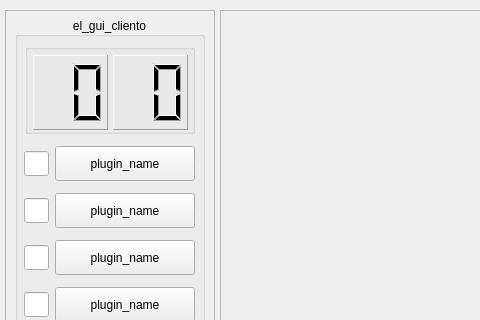
Qt form resources/ui_raw/el_gui_cliento.ui (Einthel/EL_GUI_BANDITO4) before a commit; both pictures show x 0 to 480 and y 0 to 320 of the 1024 by 600 pixel window.
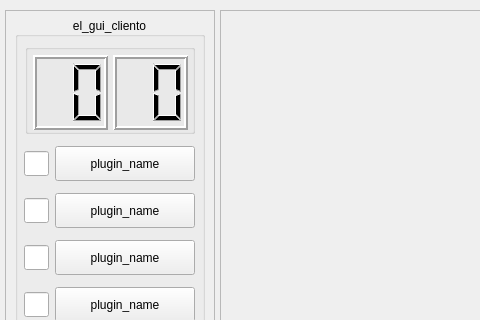
The same form after that commit.

The edit to the form file:
```diff
--- a/resources/ui_raw/el_gui_cliento.ui
+++ b/resources/ui_raw/el_gui_cliento.ui
@@ -212,11 +212,14 @@
                    </size>
                   </property>
                   <property name="frameShape">
-                   <enum>QFrame::Shape::Panel</enum>
+                   <enum>QFrame::Shape::Box</enum>
                   </property>
                   <property name="frameShadow">
                    <enum>QFrame::Shadow::Raised</enum>
                   </property>
+                  <property name="lineWidth">
+                   <number>2</number>
+                  </property>
                   <property name="smallDecimalPoint">
                    <bool>false</bool>
                   </property>
@@ -224,7 +227,7 @@
                    <number>2</number>
                   </property>
                   <property name="mode">
-                   <enum>QLCDNumber::Mode::Dec</enum>
+                   <enum>QLCDNumber::Mode::Hex</enum>
                   </property>
                   <property name="segmentStyle">
                    <enum>QLCDNumber::SegmentStyle::Filled</enum>
@@ -250,11 +253,14 @@
                    </size>
                   </property>
                   <property name="frameShape">
-                   <enum>QFrame::Shape::Panel</enum>
+                   <enum>QFrame::Shape::Box</enum>
                   </property>
                   <property name="frameShadow">
                    <enum>QFrame::Shadow::Raised</enum>
                   </property>
+                  <property name="lineWidth">
+                   <number>2</number>
+                  </property>
                   <property name="smallDecimalPoint">
                    <bool>false</bool>
                   </property>
@@ -262,7 +268,7 @@
                    <number>2</number>
                   </property>
                   <property name="mode">
-                   <enum>QLCDNumber::Mode::Dec</enum>
+                   <enum>QLCDNumber::Mode::Hex</enum>
                   </property>
                   <property name="segmentStyle">
                    <enum>QLCDNumber::SegmentStyle::Filled</enum>
```
Left out of the diff: 2 changed lines with no effect on the pictures.
